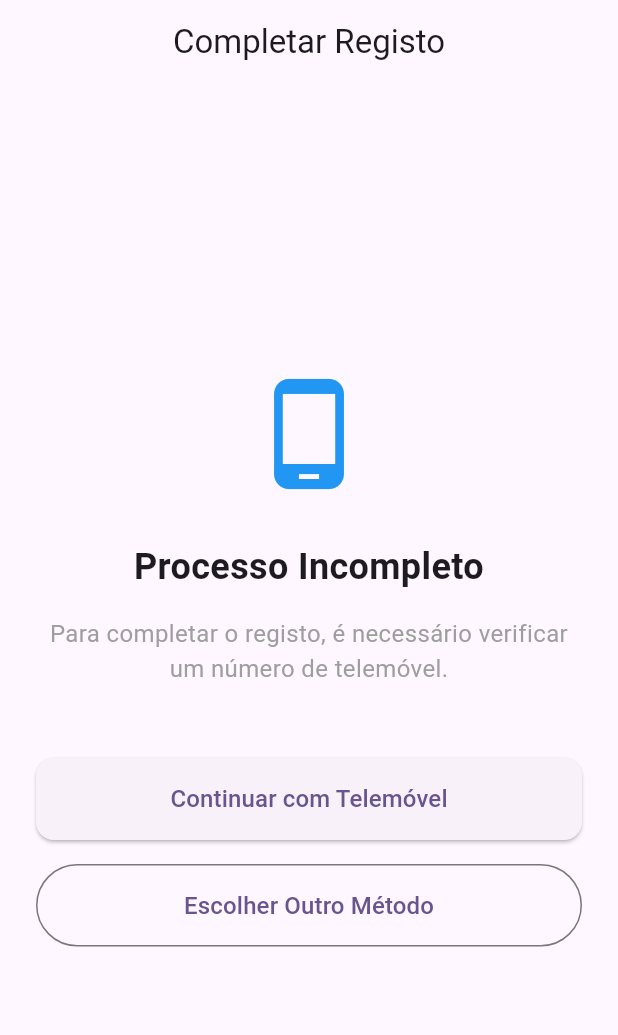
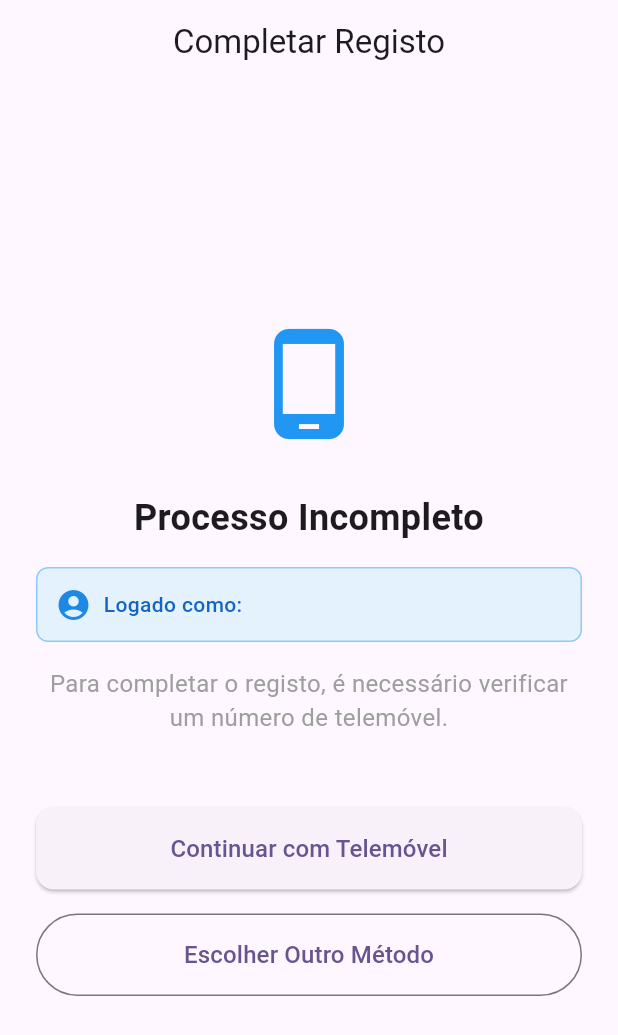
Before and after one commit to barnir/wishlist, a Flutter app: the screen it shows once a user with an empty profile is signed in, on a phone screen of 412 x 824 dp. Shown: the top 1035 px of the screen. Run offline on Flutter 3.47's test engine with Material 3 defaults, Android fonts, the phone set to English and light mode, and no system bars; our stand-ins replace cached_network_image, flutter_cache_manager, flutter_contacts, flutter_dotenv, google_sign_in, image_picker and 6 more; missing offline and left inert: flutter_sharing_intent; accounts and stored records are empty; statements that could not run were skipped.

Commit message:
feat: Add user email display in phone screen and validate email format in auth service

```diff
--- a/lib/screens/add_phone_screen.dart
+++ b/lib/screens/add_phone_screen.dart
@@ -16,6 +16,20 @@ class _AddPhoneScreenState extends State<AddPhoneScreen> {
   bool _isLoading = false;
   bool _showPhoneForm = false;
   String? _telefoneCompleto;
+  String? _userEmail;
+
+  @override
+  void initState() {
+    super.initState();
+    _loadUserInfo();
+  }
+
+  void _loadUserInfo() {
+    final user = _authService.currentUser;
+    setState(() {
+      _userEmail = user?.email ?? 'Utilizador logado';
+    });
+  }
 
   Future<void> _sendVerificationCode() async {
     if (_telefoneCompleto == null || _telefoneCompleto!.isEmpty) {
@@ -88,6 +102,33 @@ class _AddPhoneScreenState extends State<AddPhoneScreen> {
           textAlign: TextAlign.center,
         ),
         const SizedBox(height: 16),
+        if (_userEmail != null) ...[
+          Container(
+            padding: const EdgeInsets.all(12),
+            decoration: BoxDecoration(
+              color: Colors.blue.shade50,
+              borderRadius: BorderRadius.circular(8),
+              border: Border.all(color: Colors.blue.shade200),
+            ),
+            child: Row(
+              children: [
+                Icon(Icons.account_circle, color: Colors.blue.shade600),
+                const SizedBox(width: 8),
+                Expanded(
+                  child: Text(
+                    'Logado como: $_userEmail',
+                    style: TextStyle(
+                      fontSize: 14,
+                      color: Colors.blue.shade800,
+                      fontWeight: FontWeight.w500,
+                    ),
+                  ),
+                ),
+              ],
+            ),
+          ),
+          const SizedBox(height: 16),
+        ],
         const Text(
           'Para completar o registo, é necessário verificar um número de telemóvel.',
           style: TextStyle(
```
Also changed, not shown: lib/screens/otp_screen.dart (+38 -4 lines), lib/services/auth_service.dart (+35 -4 lines).
